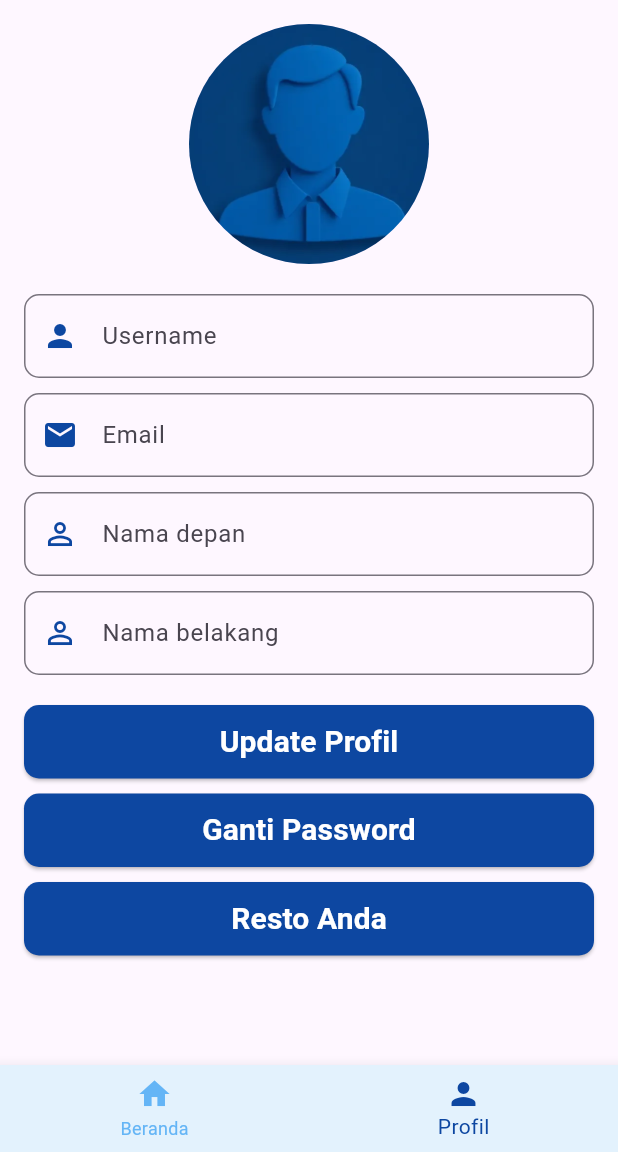
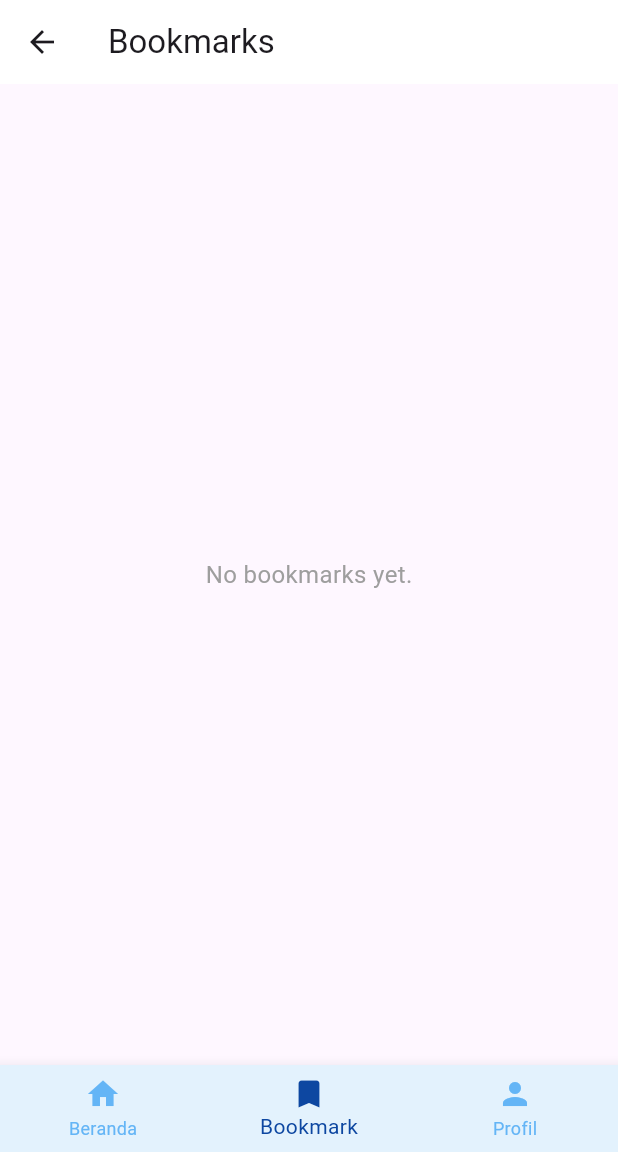
Before and after one commit to Fannannf/food-finder, a Flutter app: the MainPage screen opened by its route, item 2 of the bottom bar chosen, on a phone screen of 412 x 824 dp, the part 84-1236 px from its top. Run offline on Flutter 3.47's test engine with Material 3 defaults, Android fonts, the phone set to English and light mode, and no system bars; our stand-ins replace dio, flutter_secure_storage, geolocator, image_picker; accounts and stored records are empty.

Commit message:
bookmark tambah halaman

```diff
--- /dev/null
+++ b/lib/components/bookmark_page.dart
@@ -0,0 +1,27 @@
+import 'package:flutter/material.dart';
+import '../models/restaurant.dart';
+
+class BookmarkPage extends StatefulWidget {
+  static List<Restaurant> bookmarkedRestaurants = [];
+
+  @override
+  State<BookmarkPage> createState() => _BookmarkPageState();
+}
+
+class _BookmarkPageState extends State<BookmarkPage> {
+  @override
+  Widget build(BuildContext context) {
+    return Scaffold(
+      appBar: AppBar(
+        title: const Text("Bookmarks"),
+        backgroundColor: Colors.white,
+      ),
+      body: Center(
+        child: Text(
+          "No bookmarks yet.",
+          style: TextStyle(fontSize: 16, color: Colors.grey),
+        ),
+      ),
+    );
+  }
+}
--- a/lib/components/restaurant_card.dart
+++ b/lib/components/restaurant_card.dart
@@ -94,7 +94,6 @@ class RestaurantCard extends StatelessWidget {
                             color: Colors.blue[900],
                           ),
                         ),
-
                       ],
                     ),
                   ),
@@ -109,6 +108,18 @@ class RestaurantCard extends StatelessWidget {
                     ),
                     child: Icon(Icons.phone, color: Colors.white),
                   ),
+                  SizedBox(width: 10),
+                  ElevatedButton(
+                    onPressed: () =>
+                        _makePhoneCall(restaurant.phone ?? ''), //ganti
+                    style: ElevatedButton.styleFrom(
+                      backgroundColor: Colors.white,
+                      shape: RoundedRectangleBorder(
+                        borderRadius: BorderRadius.circular(10),
+                      ),
+                    ),
+                    child: Icon(Icons.bookmark, color: Colors.blue),
+                  ),
                 ],
               ),
             ),
--- a/lib/pages/main_page.dart
+++ b/lib/pages/main_page.dart
@@ -2,6 +2,7 @@
 import 'package:flutter/material.dart';
 import 'package:food_finder/components/styles.dart';
 import 'package:food_finder/helpers/token_storage.dart';
+import 'package:food_finder/components/bookmark_page.dart';
 import 'package:food_finder/pages/profile_page.dart';
 
 import '../components/dashboard_page.dart';
@@ -17,6 +18,12 @@ class MainPage extends StatefulWidget {
 class _MainPageState extends State<MainPage> {
   int _currentIndex = 0;
   TokenStorage tokenStorage = TokenStorage();
+
+  final List<Widget> _pages = [
+    DashboardPage(),
+    BookmarkPage(), // Halaman bookmark ditambahkan di sini
+    ProfilePage(),
+  ];
 
   void _onTabTapped(int index) {
     setState(() {
@@ -51,12 +58,14 @@ class _MainPageState extends State<MainPage> {
         title: Text('Food Finder', style: whiteBoldText),
         backgroundColor: Colors.blue[900],
       ),
-      body: _currentIndex == 0 ? DashboardPage() : ProfilePage(),
+      body: _pages[_currentIndex],
       bottomNavigationBar: BottomNavigationBar(
         currentIndex: _currentIndex,
         onTap: _onTabTapped,
         items: [
           BottomNavigationBarItem(icon: Icon(Icons.home), label: 'Beranda'),
+          BottomNavigationBarItem(
+              icon: Icon(Icons.bookmark), label: 'Bookmark'),
           BottomNavigationBarItem(icon: Icon(Icons.person), label: 'Profil'),
         ],
         backgroundColor: Colors.blue[50],
```
